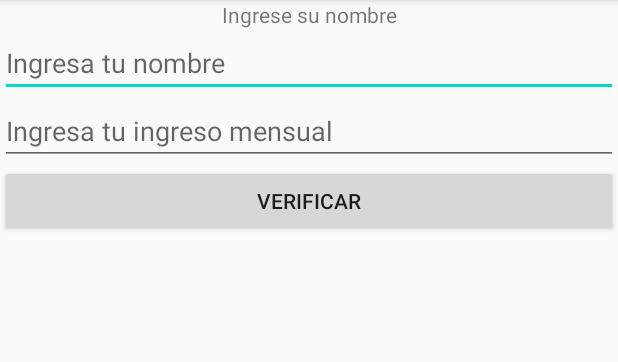
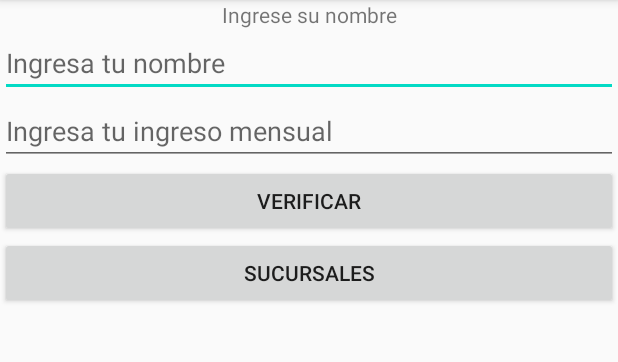
Before and after one commit to Nilder/migranparte2, an Android app: the Comunicacion1 screen opened directly, with no data from a screen before it, on a phone screen of 412 x 824 dp, the part 84-446 px from its top. Run offline under Robolectric (Android 15) with nearby library versions, the phone set to English and light mode, and no system bars.

```diff
--- a/app/src/main/AndroidManifest.xml
+++ b/app/src/main/AndroidManifest.xml
@@ -9,7 +9,8 @@
         android:roundIcon="@mipmap/ic_launcher_round"
         android:supportsRtl="true"
         android:theme="@style/AppTheme">
-        <activity android:name=".Comunicacion2"></activity>
+        <activity android:name=".Comunicacion3"></activity>
+        <activity android:name=".Comunicacion2" />
         <activity android:name=".Comunicacion1" />
         <activity android:name=".MainActivity">
             <intent-filter>
--- a/app/src/main/res/layout/activity_comunicacion1.xml
+++ b/app/src/main/res/layout/activity_comunicacion1.xml
@@ -27,6 +27,11 @@
         android:layout_height="wrap_content"
         android:onClick="Verificar"
         android:text="Verificar" />
+    <Button
+        android:layout_width="match_parent"
+        android:layout_height="wrap_content"
+        android:onClick="sucursales"
+        android:text="sucursales" />
     <TextView
         android:id="@+id/txtvalor"
         android:layout_width="match_parent"
```
Also changed, not shown: app/src/main/java/com/example/migranparte2/Comunicacion1.java (+7 -0 lines), app/src/main/java/com/example/migranparte2/Comunicacion3.java (added, +21 -0 lines), app/src/main/res/layout/activity_comunicacion3.xml (added, +21 -0 lines).
